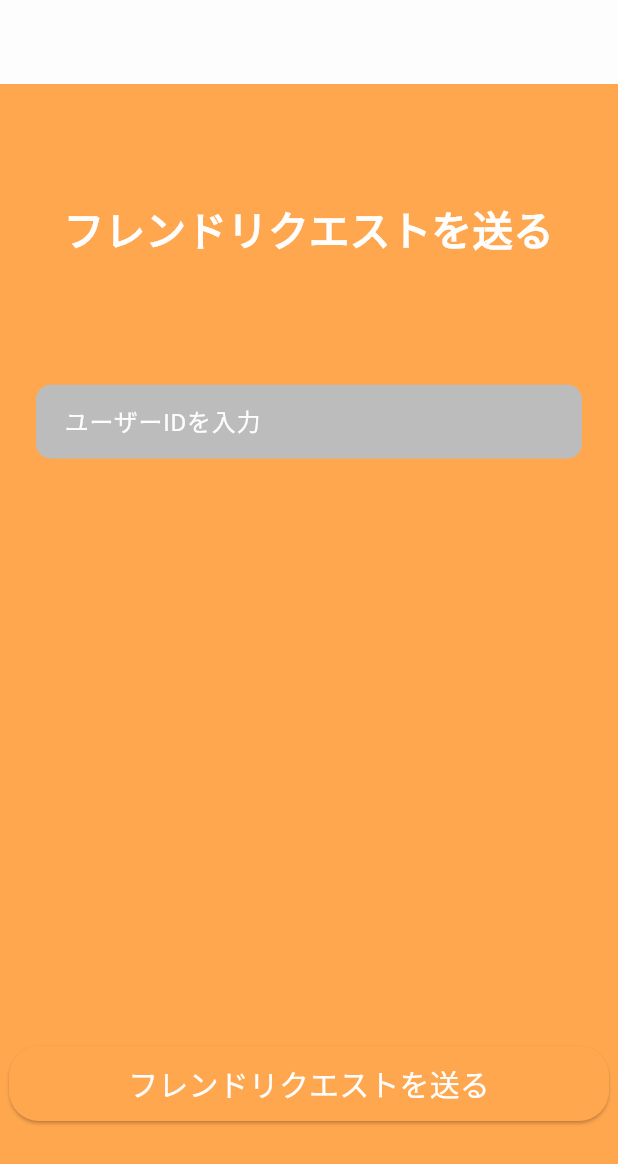
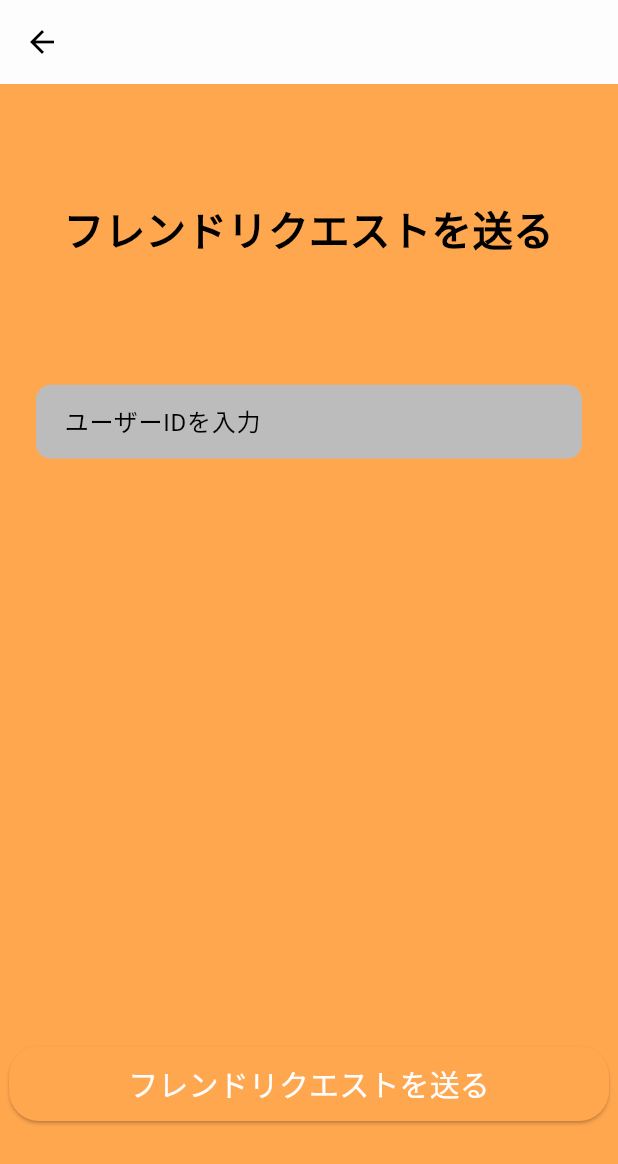
Before and after one commit to JOIMathProject/calendar_sharing, a Flutter app: the FriendsScreen screen opened directly, after a tap on the "person add" icon, on a phone screen of 412 x 824 dp. Shown: the top 1164 px of the screen. Run offline on Flutter 3.47's test engine with Material 3 defaults, Android fonts, the phone set to English and light mode, and no system bars; our stand-ins replace badges, firebase_auth, firebase_core, firebase_messaging, flutter_chat_types, flutter_chat_ui and 6 more; missing offline and left inert: extension_google_sign_in_as_googleapis_auth, googleapis, rrule, syncfusion_localizations; accounts and stored records are empty; network calls fail.

Commit message:
color issue addressed

```diff
--- a/lib/setting/color.dart
+++ b/lib/setting/color.dart
@@ -11,15 +11,15 @@ Color Unselected = Color(0xFFBCBCBC);
 final appTheme = ThemeData(
   colorScheme: const ColorScheme(
     brightness: Brightness.light,
-    primary: Color(0xFFFDFDFD),
+    primary: Color(0xFF000000),
     onPrimary: Color(0xFFFFA74F),
-    secondary: Color(0xFFFDFDFD),
-    onSecondary: Color(0xFFFDFDFD),
+    secondary: Color(0xFF000000),
+    onSecondary: Color(0xFFFFFFFF),
     error: Color(0xFFF2CB57),
     onError: Color(0xFF850783),
     background: Color(0xFFFDFDFD),
     onBackground: Color(0xFFFFA74F),
     surface: Color(0xFFFFA74F),
-    onSurface: Color(0xFFFDFDFD),
+    onSurface: Color(0xFF000000),
   ),
 );
```
